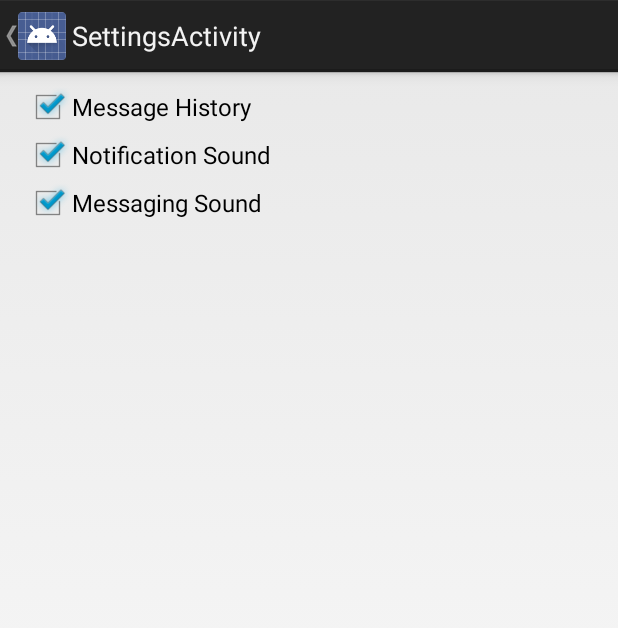
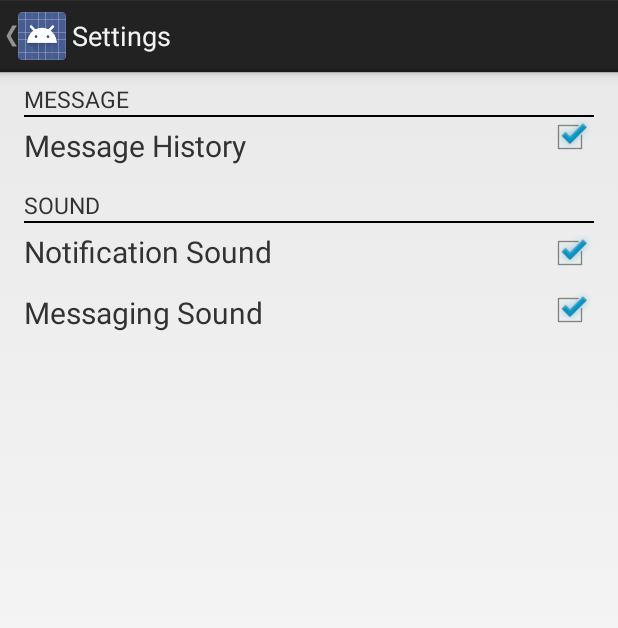
Before and after one commit to albert-widi/Walrus-Messenger, an Android app: the SettingsActivity screen opened directly, with no data from a screen before it, on a phone screen of 412 x 824 dp. Shown: the top 628 px of the screen. Run offline under Robolectric (Android 15) with nearby library versions, the phone set to English and light mode, and no system bars.

Commit message:
Incremental Update
Release Version For Testing
App Version : 0.2.2
- Message History Mode Fixed
- Settings Activity Redesign
- Notification Sound & Messaging Sound

```diff
--- a/ChampChat/src/main/AndroidManifest.xml
+++ b/ChampChat/src/main/AndroidManifest.xml
@@ -2,7 +2,7 @@
 <manifest xmlns:android="http://schemas.android.com/apk/res/android"
     package="com.valge.champchat"
     android:versionCode="1"
-    android:versionName="0.2.1" >
+    android:versionName="0.2.2" >
 
     <uses-sdk
         android:minSdkVersion="14"
--- a/ChampChat/src/main/java/com/valge/champchat/SettingsActivity.java
+++ b/ChampChat/src/main/java/com/valge/champchat/SettingsActivity.java
@@ -28,6 +28,7 @@ public class SettingsActivity extends Activity {
         Context context = getApplicationContext();
         ActivityLocationSharedPrefs activityLocationSharedPrefs = new ActivityLocationSharedPrefs(context);
         activityLocationSharedPrefs.saveLastActivityToNonChat();
+        setTitle("Settings");
     }
 
     /**
--- a/ChampChat/src/main/res/layout/fragment_about.xml
+++ b/ChampChat/src/main/res/layout/fragment_about.xml
@@ -16,7 +16,7 @@
         android:layout_height="wrap_content" />
 
     <TextView
-        android:text="Version : 0.2.1"
+        android:text="Version : 0.2.2"
         android:layout_width="wrap_content"
         android:layout_height="wrap_content"/>
 
--- a/ChampChat/src/main/res/layout/fragment_settings.xml
+++ b/ChampChat/src/main/res/layout/fragment_settings.xml
@@ -16,25 +16,86 @@
                 android:layout_width="match_parent"
                 android:layout_height="match_parent">
 
-                    <CheckBox
-                        android:id="@+id/settings_message_history"
+                    <TextView
+                        android:id="@+id/settings_text_message_setting"
+                        android:layout_width="wrap_content"
+                        android:layout_height="wrap_content"
+                        android:textSize="15dp"
+                        android:text="MESSAGE"/>
+
+                    <TextView
+                        android:id="@+id/settings_divider_message"
                         android:layout_width="match_parent"
+                        android:layout_height="1dp"
+                        android:layout_below="@+id/settings_text_message_setting"
+                        android:background="@color/black"/>
+
+                    <TextView
+                        android:id="@+id/settings_text_message_history"
+                        android:layout_width="wrap_content"
                         android:layout_height="wrap_content"
+                        android:layout_marginTop="5dp"
+                        android:layout_below="@+id/settings_divider_message"
+                        android:textSize="20dp"
                         android:text="Message History"/>
 
                     <CheckBox
-                        android:id="@+id/settings_notification_sound"
+                        android:id="@+id/settings_message_history"
+                        android:layout_width="wrap_content"
+                        android:layout_height="wrap_content"
+                        android:layout_marginTop="20dp"
+                        android:layout_alignParentRight="true"/>
+
+                    <TextView
+                        android:id="@+id/settings_text_sound_setting"
+                        android:layout_width="wrap_content"
+                        android:layout_height="wrap_content"
+                        android:layout_below="@+id/settings_text_message_history"
+                        android:layout_marginTop="15dp"
+                        android:textSize="15dp"
+                        android:text="SOUND"/>
+
+                    <TextView
+                        android:id="@+id/settings_divider_sound"
                         android:layout_width="match_parent"
+                        android:layout_height="1dp"
+                        android:layout_below="@+id/settings_text_sound_setting"
+                        android:background="@color/black"/>
+
+                    <TextView
+                        android:id="@+id/settings_text_notification_sound"
+                        android:layout_width="wrap_content"
                         android:layout_height="wrap_content"
-                        android:layout_below="@+id/settings_message_history"
+                        android:layout_marginTop="5dp"
+                        android:layout_below="@+id/settings_divider_sound"
+                        android:textSize="20dp"
                         android:text="Notification Sound"/>
 
                     <CheckBox
+                        android:id="@+id/settings_notification_sound"
+                        android:layout_width="wrap_content"
+                        android:layout_height="wrap_content"
+                        android:layout_alignParentRight="true"
+                        android:layout_marginTop="4dp"
+                        android:layout_below="@+id/settings_divider_sound"/>
+
+
+                    <TextView
+                        android:id="@+id/settings_text_messaging_sound"
+                        android:layout_width="wrap_content"
+                        android:layout_height="wrap_content"
+                        android:layout_marginTop="13dp"
+                        android:layout_below="@+id/settings_text_notification_sound"
+                        android:textSize="20dp"
+                        android:text="Messaging Sound"/>
+
+                    <CheckBox
                         android:id="@+id/settings_messaging_sound"
-                        android:layout_width="match_parent"
+                        android:layout_width="wrap_content"
                         android:layout_height="wrap_content"
-                        android:layout_below="@+id/settings_notification_sound"
-                        android:text="Messaging Sound"/>
+                        android:layout_alignParentRight="true"
+                        android:layout_marginTop="6dp"
+                        android:layout_below="@+id/settings_notification_sound"/>
 
                 </RelativeLayout>
 
```
Also changed, not shown: ChampChat/src/main/java/com/valge/champchat/MessagingActivity.java (+24 -7 lines), ChampChat/src/main/java/com/valge/champchat/gcm_package/GCMIntentService.java (+6 -1 lines), ChampChat/src/main/java/com/valge/champchat/util/ChampNotification.java (+7 -0 lines), ChampChat/src/main/java/com/valge/champchat/util/DbAdapter.java (+18 -2 lines), 2 other files.
